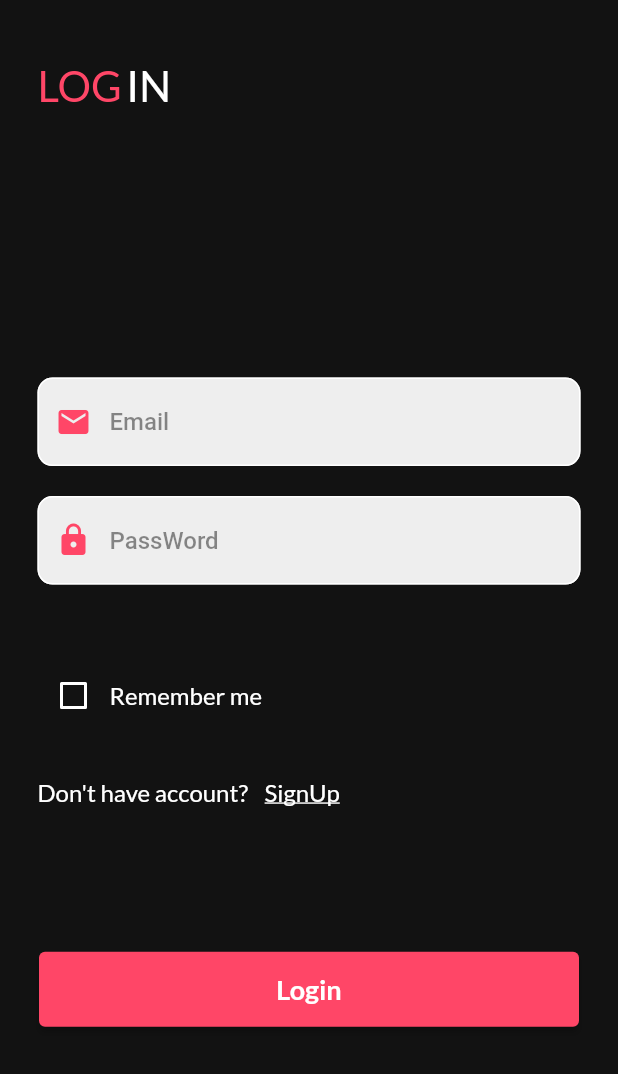
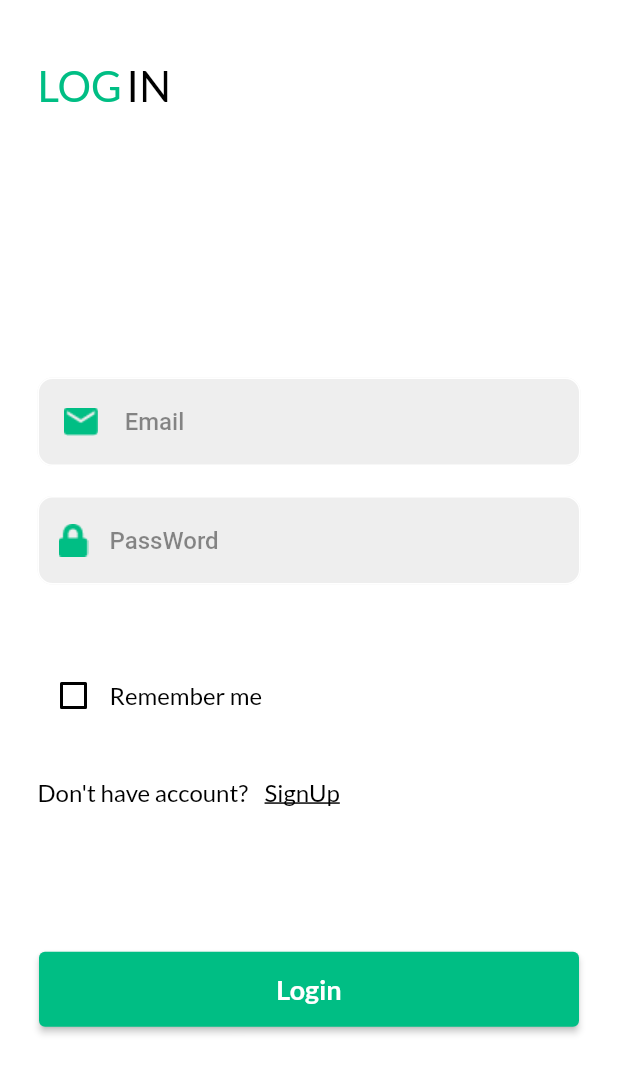
Before and after one commit to bilalfawaz/ecomarceApp, a Flutter app: the LoginScreen screen opened directly with empty values, on a phone screen of 412 x 824 dp. Shown: the top 1074 px of the screen. Run offline on Flutter 3.47's test engine with Material 2 defaults, Android fonts, the phone set to English and light mode, and no system bars; our stand-ins replace dio, firebase_auth, firebase_core, firebase_database, get, get_storage and 3 more; accounts and stored records are empty; generated files the repository leaves out were written again.

Commit message:
save dark and light mode using GetX Storage

```diff
--- /dev/null
+++ b/lib/logic/controller/theme_controller.dart
@@ -0,0 +1,29 @@
+import 'package:ecomarceapp/utils/themes.dart';
+import 'package:flutter/material.dart';
+import 'package:get/get.dart';
+import 'package:get_storage/get_storage.dart';
+
+class ThemeController{
+
+  final GetStorage getStorage = GetStorage();
+  final key = 'theme';
+
+  saveTheme(value){
+    getStorage.write(key, value);
+  }
+
+  bool getTheme(){
+    return getStorage.read<bool>(key) ?? false;
+  }
+
+  ThemeMode get themeDataGet => getTheme() ? ThemeMode.light : ThemeMode.dark;
+
+
+  void changesTheme(){
+    Get.changeThemeMode(getTheme() ?ThemeMode.light : ThemeMode.dark);
+    saveTheme(!getTheme());
+    // Get.isDarkMode ?
+    // Get.changeThemeMode(ThemeMode.light):
+    // Get.changeThemeMode(ThemeMode.dark);
+  }
+}
--- a/lib/main.dart
+++ b/lib/main.dart
@@ -1,3 +1,4 @@
+import 'package:ecomarceapp/logic/controller/theme_controller.dart';
 import 'package:ecomarceapp/utils/route/route.dart';
 import 'package:ecomarceapp/utils/themes.dart';
 import 'package:ecomarceapp/view/screen/main_page.dart';
@@ -5,13 +6,14 @@ import 'package:ecomarceapp/view/screen/welcome_page.dart';
 import 'package:firebase_core/firebase_core.dart';
 import 'package:flutter/material.dart';
 import 'package:get/get.dart';
+import 'package:get_storage/get_storage.dart';
 
 
 
 void main()async{
    WidgetsFlutterBinding.ensureInitialized();
    await Firebase.initializeApp();
-
+   await GetStorage.init();
   runApp(const MyApp());
 }
 
@@ -28,6 +30,7 @@ class _MyAppState extends State<MyApp> {
   Widget build(BuildContext context) {
     return GetMaterialApp(
       theme: ThemesApp.light,
+      themeMode: ThemeController().themeDataGet,
       darkTheme: ThemesApp.dark,
       debugShowCheckedModeBanner: false,
       initialRoute: Routes.welcomeScreen,
--- a/lib/view/screen/auth/login_screen.dart
+++ b/lib/view/screen/auth/login_screen.dart
@@ -80,12 +80,12 @@ class _LoginScreenState extends State<LoginScreen> {
                                 ? AuthTextFromField(
                                     hintText: "UserName",
                                     suffixIcon: const Text(""),
-                                    prefixIcon: Get.isDarkMode
-                                        ? Image.asset("assets/images/user.png")
-                                        : const Icon(
+                                    prefixIcon: !Get.isDarkMode
+                                        ? const Icon(
                                       Icons.person,
                                       color: pinkClr,
-                                          ),
+                                    ):Image.asset("assets/images/user.png"),
+
                                     controller:  args[0]=="2"?nameController:nameControllerLogin,
                                     validator: (value) {
                                       if(value == "" ){
@@ -101,12 +101,11 @@ class _LoginScreenState extends State<LoginScreen> {
                             AuthTextFromField(
                                 hintText: "Email",
                                 suffixIcon: const Text(""),
-                                prefixIcon: Get.isDarkMode
-                                    ? Image.asset("assets/images/email.png")
-                                    : const Icon(
+                                prefixIcon: !Get.isDarkMode
+                                    ? const Icon(
                                   Icons.email,
                                   color: pinkClr,
-                                      ),
+                                ):Image.asset("assets/images/email.png"),
                                 controller: args[0]=="2"?emailController : emailControllerLogin,
                                 validator: (value) {
                                   if(value == "" || !RegExp(validationEmail).hasMatch(value)){
@@ -122,12 +121,12 @@ class _LoginScreenState extends State<LoginScreen> {
                               obscureText: true,
                               hintText: "PassWord",
                               suffixIcon: const Text(""),
-                              prefixIcon: Get.isDarkMode
-                                  ? Image.asset("assets/images/lock.png")
-                                  : const Icon(
+                              prefixIcon: !Get.isDarkMode
+                                  ?const Icon(
                                 Icons.lock,
                                 color: pinkClr,
-                                    ),
+                              ): Image.asset("assets/images/lock.png"),
+
                               controller:  args[0]=="2"?passController:passControllerLogin,
                               validator: (value) {
                                 if(value == "" || value.toString().length<6){
@@ -164,7 +163,7 @@ class _LoginScreenState extends State<LoginScreen> {
                             text: args[0] == "2"
                                 ? 'Already have an account? '
                                 : "Don't have account? ",
-                            color: Colors.white,
+                            color:!Get.isDarkMode?  Colors.white : Colors.black,
                             underLine: TextDecoration.none),
                         TextButton(
                           onPressed: (){
@@ -183,7 +182,7 @@ class _LoginScreenState extends State<LoginScreen> {
                           child:  TextUtils( fontSize: 16,
                               fontWeight: FontWeight.normal,
                               text: args[0] == "2" ? "Log In" : "SignUp",
-                              color: Colors.white,
+                              color: !Get.isDarkMode?  Colors.white : Colors.black,
                               underLine: TextDecoration.underline),
                         ),
                       ],
--- a/lib/view/screen/setting_screen.dart
+++ b/lib/view/screen/setting_screen.dart
@@ -1,3 +1,4 @@
+import 'package:ecomarceapp/logic/controller/theme_controller.dart';
 import 'package:flutter/material.dart';
 import 'package:get/get.dart';
 
@@ -12,9 +13,7 @@ class SettingScreen extends StatelessWidget {
       body: Center(
         child: TextButton(
             onPressed: () {
-              Get.isDarkMode ?
-              Get.changeThemeMode(ThemeMode.light):
-              Get.changeThemeMode(ThemeMode.dark);
+             ThemeController().changesTheme();
             },
             child: const Text("Change Mode Colors"))
       ),
```
Lines whose indentation alone changed are shown as unchanged.
